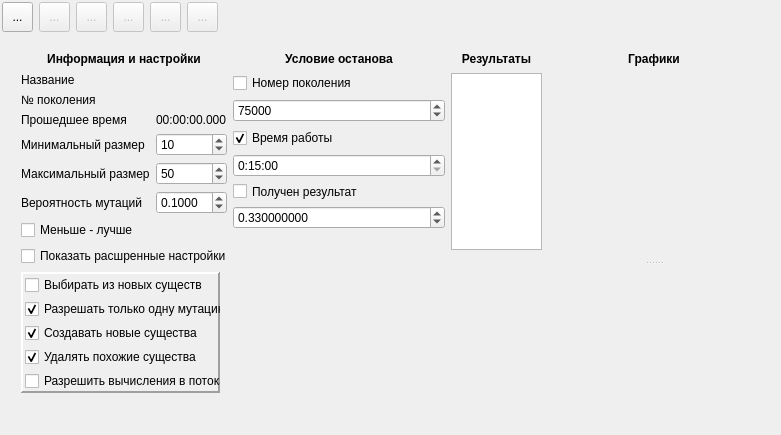
Old version of the form GenSim/mainwindow.ui in the repository DirectoriX/UIR.
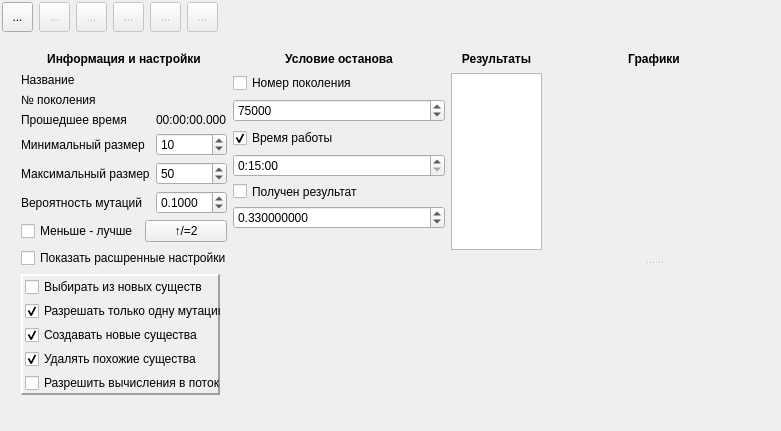
New version of the form. Icons and pictures are not drawn. Custom widgets are drawn as their Qt base class.

```diff
--- a/GenSim/mainwindow.ui
+++ b/GenSim/mainwindow.ui
@@ -7,19 +7,19 @@
     <x>0</x>
     <y>0</y>
     <width>781</width>
-    <height>435</height>
+    <height>431</height>
    </rect>
   </property>
   <property name="minimumSize">
    <size>
     <width>781</width>
-    <height>435</height>
+    <height>431</height>
    </size>
   </property>
   <property name="maximumSize">
    <size>
     <width>781</width>
-    <height>435</height>
+    <height>431</height>
    </size>
   </property>
   <property name="windowTitle">
@@ -163,11 +163,22 @@
         </layout>
        </item>
        <item>
+        <layout class="QHBoxLayout" name="horizontalLayout_2">
+         <item>
         <widget class="QCheckBox" name="checkBox_Decrease">
          <property name="text">
           <string>Меньше - лучше</string>
          </property>
         </widget>
+         </item>
+         <item>
+          <widget class="QPushButton" name="prob_2">
+           <property name="text">
+            <string>↑/=2</string>
+           </property>
+          </widget>
+         </item>
+        </layout>
        </item>
        <item>
         <widget class="QCheckBox" name="checkBox_Extended">
```
Lines whose indentation alone changed are shown as unchanged.
